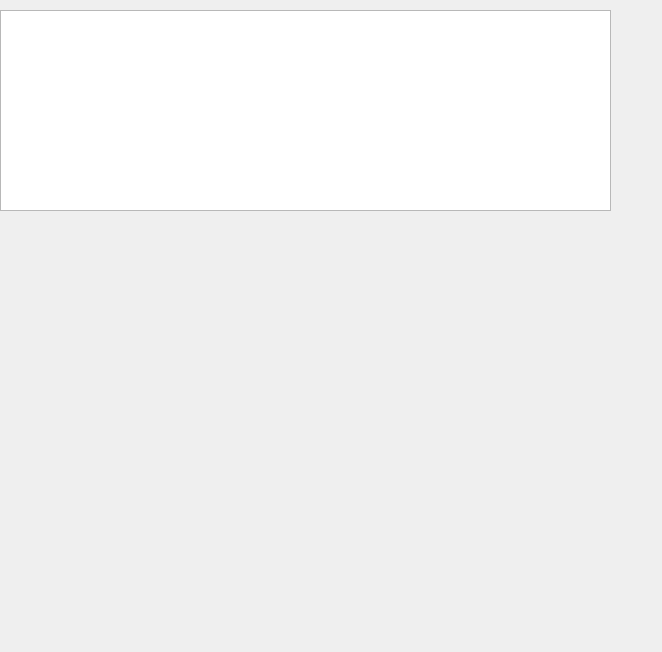
Old version of the form NetworkHandler/NetworkHandler/arpdialog.ui in the repository jdaeman/qt.
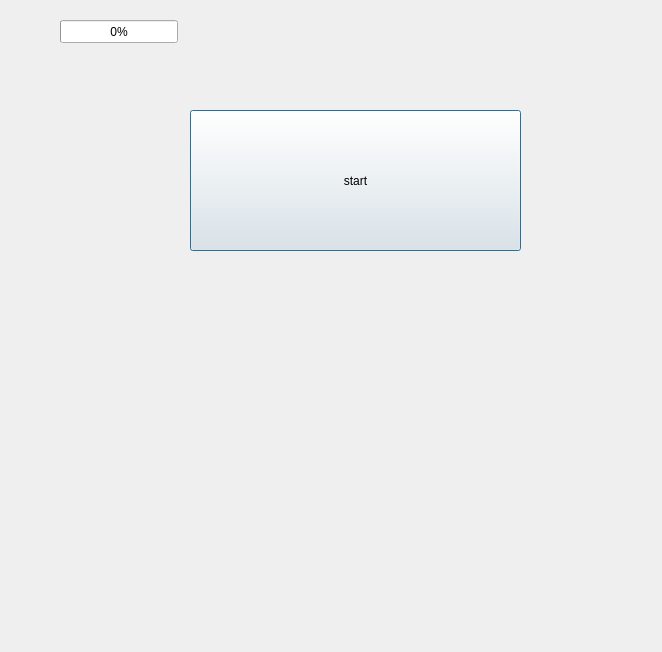
New version of the form.

What changed in the file:
```diff
--- a/NetworkHandler/NetworkHandler/arpdialog.ui
+++ b/NetworkHandler/NetworkHandler/arpdialog.ui
@@ -13,14 +13,30 @@
   <property name="windowTitle">
    <string>Dialog</string>
   </property>
-  <widget class="QListWidget" name="list_host">
+  <widget class="QPushButton" name="pushButton">
    <property name="geometry">
     <rect>
-     <x>0</x>
-     <y>10</y>
-     <width>611</width>
-     <height>201</height>
+     <x>190</x>
+     <y>110</y>
+     <width>331</width>
+     <height>141</height>
     </rect>
+   </property>
+   <property name="text">
+    <string>start</string>
+   </property>
+  </widget>
+  <widget class="QProgressBar" name="progressBar">
+   <property name="geometry">
+    <rect>
+     <x>60</x>
+     <y>20</y>
+     <width>118</width>
+     <height>23</height>
+    </rect>
+   </property>
+   <property name="value">
+    <number>0</number>
    </property>
   </widget>
  </widget>
```
